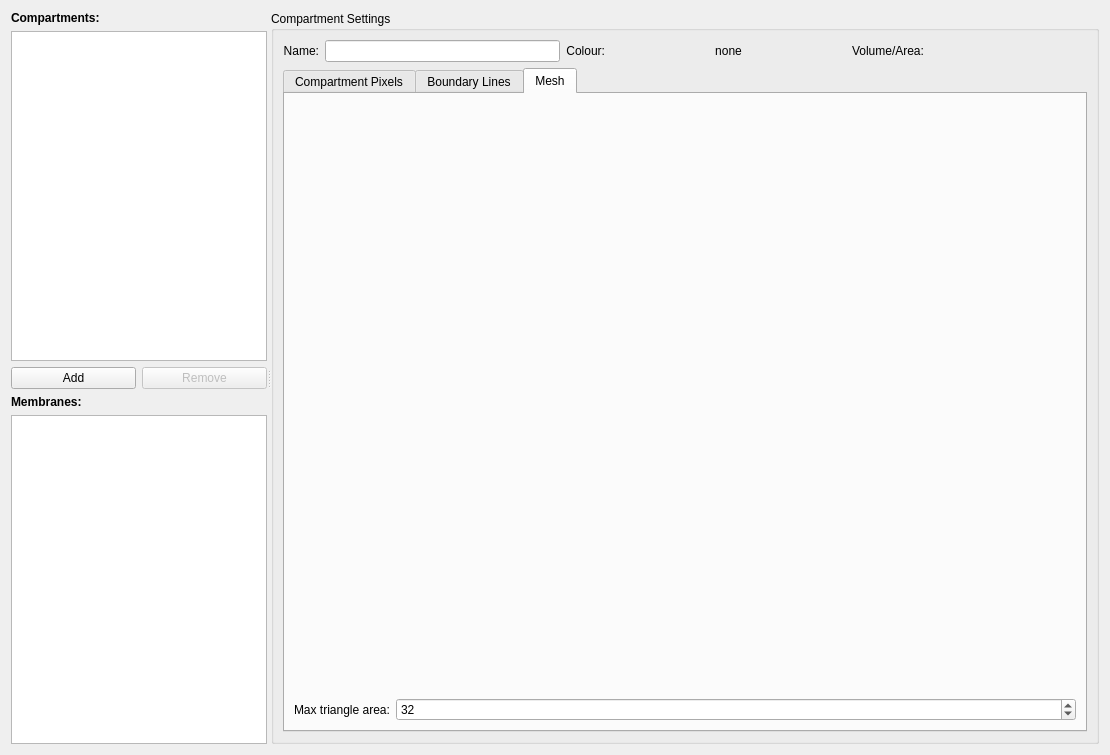
Old version of the form src/gui/tabs/tabgeometry.ui in the repository spatial-model-editor/spatial-model-editor.
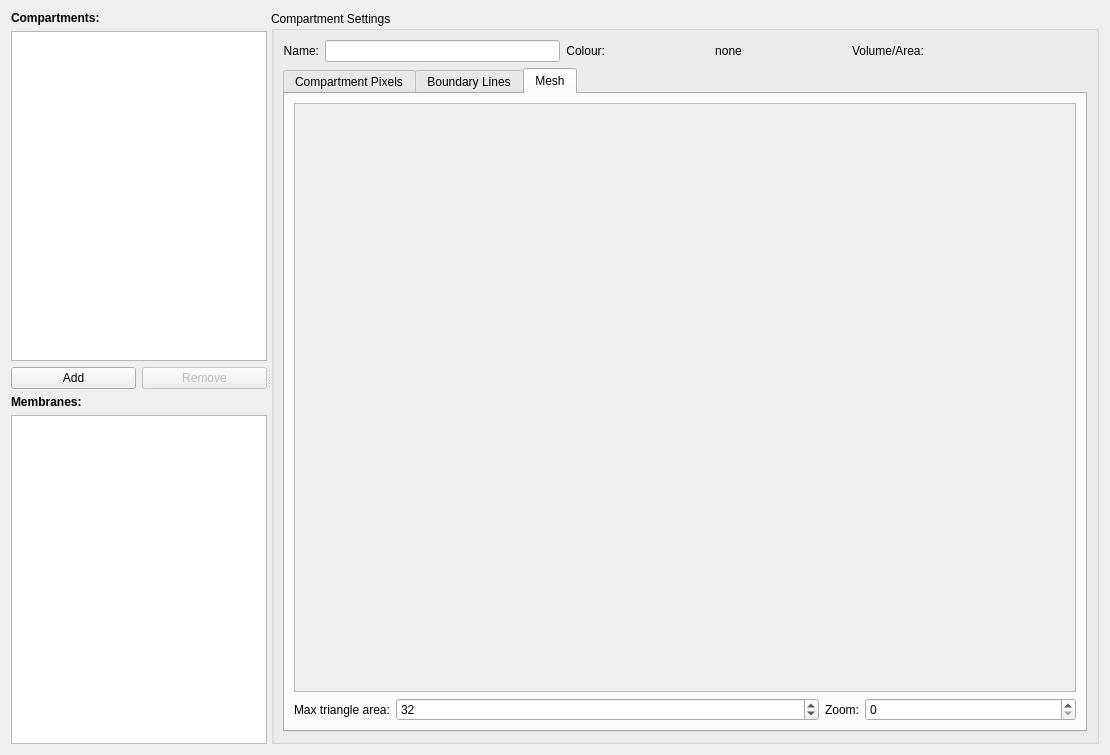
New version of the form. The open tabs and pages were chosen to show the change. Custom widgets are drawn as their Qt base class.

Commit message:
add zoom option to GUI for boundary & mesh images
- Boundary and Mesh images are now inside a scroll area
- add a "Zoom" spin box
  - default value zoom=0 resizes image automatically to fill scroll area
  - each subsequent zoom value increases the image size multiplicatively by 20%
- resolves #466

The edit to the form file:
```diff
--- a/src/gui/tabs/tabgeometry.ui
+++ b/src/gui/tabs/tabgeometry.ui
@@ -404,27 +404,6 @@
           <layout class="QVBoxLayout" name="verticalLayout_3">
            <item>
             <layout class="QGridLayout" name="gridLayout_2">
-             <item row="0" column="0" colspan="3">
-              <widget class="QLabelMouseTracker" name="lblCompMesh" native="true">
-               <property name="sizePolicy">
-                <sizepolicy hsizetype="Preferred" vsizetype="Preferred">
-                 <horstretch>0</horstretch>
-                 <verstretch>0</verstretch>
-                </sizepolicy>
-               </property>
-               <property name="toolTip">
-                <string>The mesh representing the geometry of the compartment</string>
-               </property>
-               <property name="statusTip">
-                <string>The mesh representing the geometry of the compartment</string>
-               </property>
-               <property name="whatsThis">
-                <string>&lt;h4&gt;Compartment Geometry: Mesh&lt;/h4&gt;
-&lt;p&gt;The compartment geometry mesh is generated from all the pixels in the compartment geometry image on the left that have the colour assigned to this compartment&lt;/p&gt;
-&lt;p&gt;To change the geometry, click 'Select compartment geometry...', then click on the geometry image on the left.&lt;/p&gt;</string>
-               </property>
-              </widget>
-             </item>
              <item row="1" column="0">
               <widget class="QLabel" name="lblMaxTriangleAreaLabel">
                <property name="sizePolicy">
@@ -438,6 +417,13 @@
                </property>
               </widget>
              </item>
+             <item row="1" column="4">
+              <widget class="QSpinBox" name="spinMeshZoom">
+               <property name="maximum">
+                <number>10</number>
+               </property>
+              </widget>
+             </item>
              <item row="1" column="1" colspan="2">
               <widget class="QSpinBox" name="spinMaxTriangleArea">
                <property name="minimum">
@@ -451,6 +437,56 @@
                </property>
               </widget>
              </item>
+             <item row="1" column="3">
+              <widget class="QLabel" name="lblMeshZoomLabel">
+               <property name="sizePolicy">
+                <sizepolicy hsizetype="Fixed" vsizetype="Preferred">
+                 <horstretch>0</horstretch>
+                 <verstretch>0</verstretch>
+                </sizepolicy>
+               </property>
+               <property name="text">
+                <string>Zoom:</string>
+               </property>
+               <property name="alignment">
+                <set>Qt::AlignRight|Qt::AlignTrailing|Qt::AlignVCenter</set>
+               </property>
+              </widget>
+             </item>
+             <item row="0" column="0" colspan="5">
+              <widget class="QScrollArea" name="scrollMesh">
+               <property name="widgetResizable">
+                <bool>true</bool>
+               </property>
+               <widget class="QWidget" name="scrollMeshContents">
+                <property name="geometry">
+                 <rect>
+                  <x>0</x>
+                  <y>0</y>
+                  <width>797</width>
+                  <height>560</height>
+                 </rect>
+                </property>
+                <layout class="QVBoxLayout" name="verticalLayout_4">
+                 <item>
+                  <widget class="QLabelMouseTracker" name="lblCompMesh" native="true">
+                   <property name="toolTip">
+                    <string>The mesh representing the geometry of the compartment</string>
+                   </property>
+                   <property name="statusTip">
+                    <string>The mesh representing the geometry of the compartment</string>
+                   </property>
+                   <property name="whatsThis">
+                    <string>&lt;h4&gt;Compartment Geometry: Mesh&lt;/h4&gt;
+&lt;p&gt;The compartment geometry mesh is generated from all the pixels in the compartment geometry image on the left that have the colour assigned to this compartment&lt;/p&gt;
+&lt;p&gt;To change the geometry, click 'Select compartment geometry...', then click on the geometry image on the left.&lt;/p&gt;</string>
+                   </property>
+                  </widget>
+                 </item>
+                </layout>
+               </widget>
+              </widget>
+             </item>
             </layout>
            </item>
           </layout>
```
Left out of the diff: 74 changed lines with no effect on the pictures. The commit also changes 4 other files.
